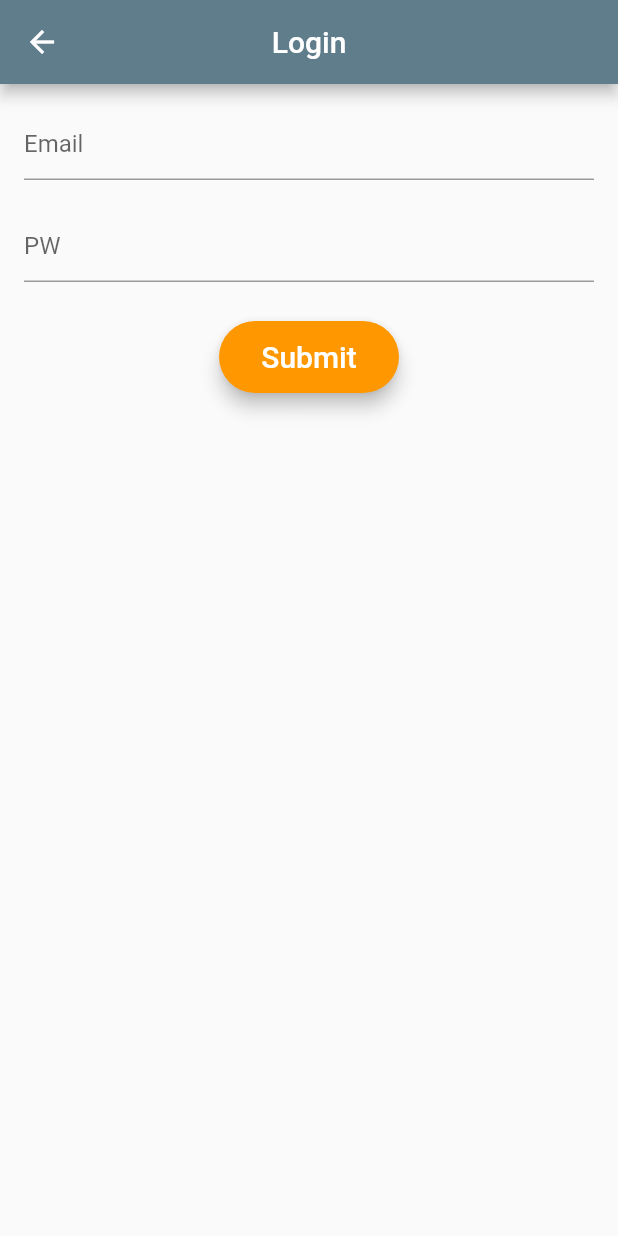
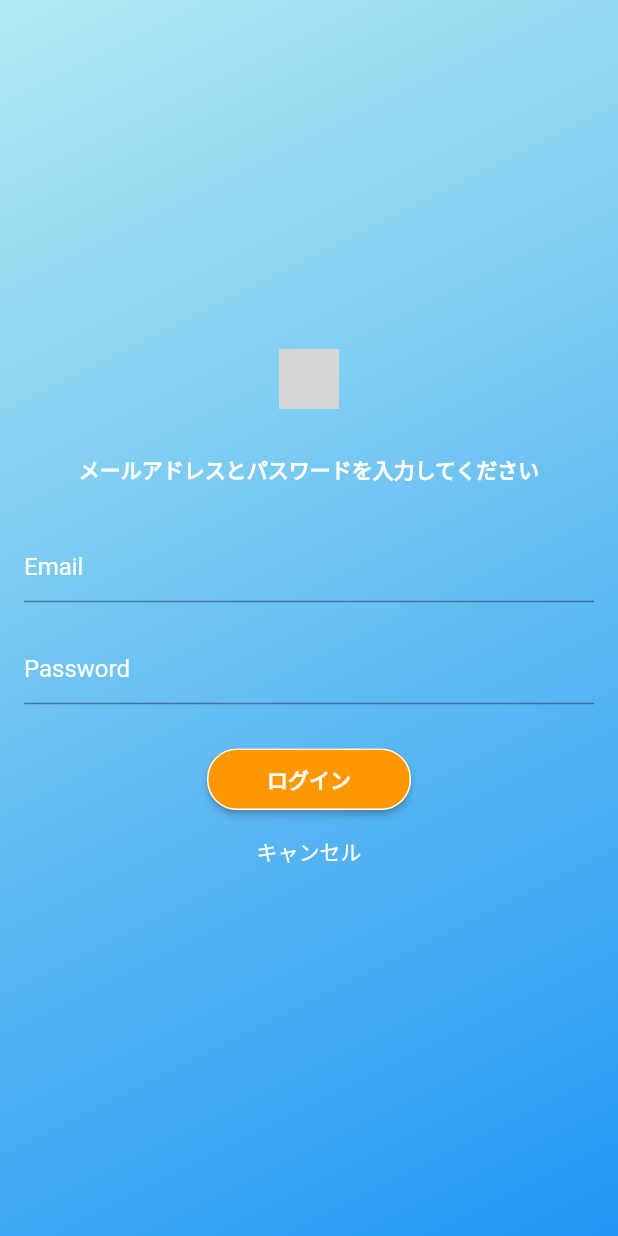
Before and after one commit to kz422/flutter_twitter_clone, a Flutter app: the LoginScreen screen opened directly, on a phone screen of 412 x 824 dp. Run offline on Flutter 3.47's test engine with Material 2 defaults, Android fonts, the phone set to English and light mode, and no system bars; our stand-ins replace cloud_firestore, firebase_auth, firebase_core, firebase_storage, flutter_image_compress, image_picker; accounts and stored records are empty; grey boxes are pictures that could not be loaded.

Commit message:
updated login screen

```diff
--- a/lib/main.dart
+++ b/lib/main.dart
@@ -2,7 +2,7 @@ import 'package:firebase_auth/firebase_auth.dart';
 import 'package:firebase_core/firebase_core.dart';
 import 'package:flutter/material.dart';
 import 'package:twitterclone/screens/FeedScreen.dart';
-import 'package:twitterclone/screens/WelcomeScreen.dart';
+import 'package:twitterclone/screens/WelcomeScreenCopy.dart';
 
 void main() async {
   WidgetsFlutterBinding.ensureInitialized();
@@ -20,7 +20,7 @@ class MyApp extends StatelessWidget {
             currentUserId: snapshot.data.uid,
           );
         } else {
-          return WelcomeScreen();
+          return WelcomeScreenCopy();
         }
       },
     );
--- a/lib/screens/LoginScreen.dart
+++ b/lib/screens/LoginScreen.dart
@@ -1,6 +1,5 @@
 import 'package:flutter/material.dart';
 import 'package:twitterclone/Services/auth_service.dart';
-import 'package:twitterclone/Widgets/RoundedButton.dart';
 
 class LoginScreen extends StatefulWidget {
   LoginScreen({Key key}) : super(key: key);
@@ -15,19 +14,37 @@ class _LoginScreenState extends State<LoginScreen> {
 
   @override
   Widget build(BuildContext context) {
-    return Scaffold(
-        appBar: AppBar(
-          centerTitle: true,
-          title: Text('Login'),
-          backgroundColor: Colors.blueGrey,
-        ),
+    return Container(
+      decoration: BoxDecoration(
+          gradient: LinearGradient(
+        begin: Alignment.topLeft,
+        end: Alignment.bottomRight,
+        colors: [Colors.cyan[100], Colors.blue],
+      )),
+      child: Scaffold(
+          backgroundColor: Colors.transparent,
           body: Container(
             child: Padding(
               padding: const EdgeInsets.all(16.0),
               child: Column(
+                mainAxisAlignment: MainAxisAlignment.center,
                 children: [
+                  Image.asset(
+                    'assets/twitterlogo.png',
+                    height: 40,
+                  ),
+                  SizedBox(height: 30),
+                  Text(
+                    'メールアドレスとパスワードを入力してください',
+                    style: TextStyle(
+                        color: Colors.white, fontWeight: FontWeight.bold),
+                  ),
+                  SizedBox(height: 30),
                   TextField(
-                  decoration: InputDecoration(hintText: 'Email'),
+                    decoration: InputDecoration(
+                      hintText: 'Email',
+                      hintStyle: TextStyle(color: Colors.white),
+                    ),
                     onChanged: (value) {
                       _email = value;
                     },
@@ -37,7 +54,10 @@ class _LoginScreenState extends State<LoginScreen> {
                   ),
                   TextField(
                     obscureText: true,
-                  decoration: InputDecoration(hintText: 'PW'),
+                    decoration: InputDecoration(
+                      hintText: 'Password',
+                      hintStyle: TextStyle(color: Colors.white),
+                    ),
                     onChanged: (value) {
                       _pw = value;
                     },
@@ -45,9 +65,23 @@ class _LoginScreenState extends State<LoginScreen> {
                   SizedBox(
                     height: 26,
                   ),
-                RoundedButton(
-                  btnText: 'Submit',
-                  onBtnPressed: () async {
+                  ElevatedButton(
+                    style: ButtonStyle(
+                      padding: MaterialStateProperty.all<EdgeInsets>(
+                          EdgeInsets.symmetric(horizontal: 40, vertical: 10)),
+                      shape: MaterialStateProperty.all<RoundedRectangleBorder>(
+                          RoundedRectangleBorder(
+                              borderRadius: BorderRadius.circular(20),
+                              side: BorderSide(color: Colors.white))),
+                      backgroundColor:
+                          MaterialStateProperty.all<Color>(Colors.orange),
+                    ),
+                    child: Text(
+                      'ログイン',
+                      style: TextStyle(
+                          color: Colors.white, fontWeight: FontWeight.bold),
+                    ),
+                    onPressed: () async {
                       bool isValid = await AuthService.signIn(_email, _pw);
                       if (isValid) {
                         Navigator.pop(context);
@@ -55,10 +89,20 @@ class _LoginScreenState extends State<LoginScreen> {
                         print('oops');
                       }
                     },
+                  ),
+                  TextButton(
+                    onPressed: () {
+                      Navigator.pop(context);
+                    },
+                    child: Text(
+                      'キャンセル',
+                      style: TextStyle(color: Colors.white),
+                    ),
                   )
                 ],
               ),
             ),
-        ));
+          )),
+    );
   }
 }
--- a/pubspec.yaml
+++ b/pubspec.yaml
@@ -39,6 +39,7 @@ dependencies:
   flutter_image_compress: ^1.0.0
   uuid: ^3.0.4
   path_provider: ^2.0.0
+  flutter_signin_button: ^2.0.0
 
 dev_dependencies:
   flutter_test:
@@ -61,6 +62,7 @@ flutter:
   - assets/post.png
   - assets/avatar.png
   - assets/logo.jpg
+  - assets/twitterlogo.png
 
   # An image asset can refer to one or more resolution-specific "variants", see
   # https://flutter.dev/assets-and-images/#resolution-aware.
```
Also changed, not shown: lib/screens/ResisterScreen.dart (+63 -16 lines), pubspec.lock. Lines whose indentation alone changed are shown as unchanged.
